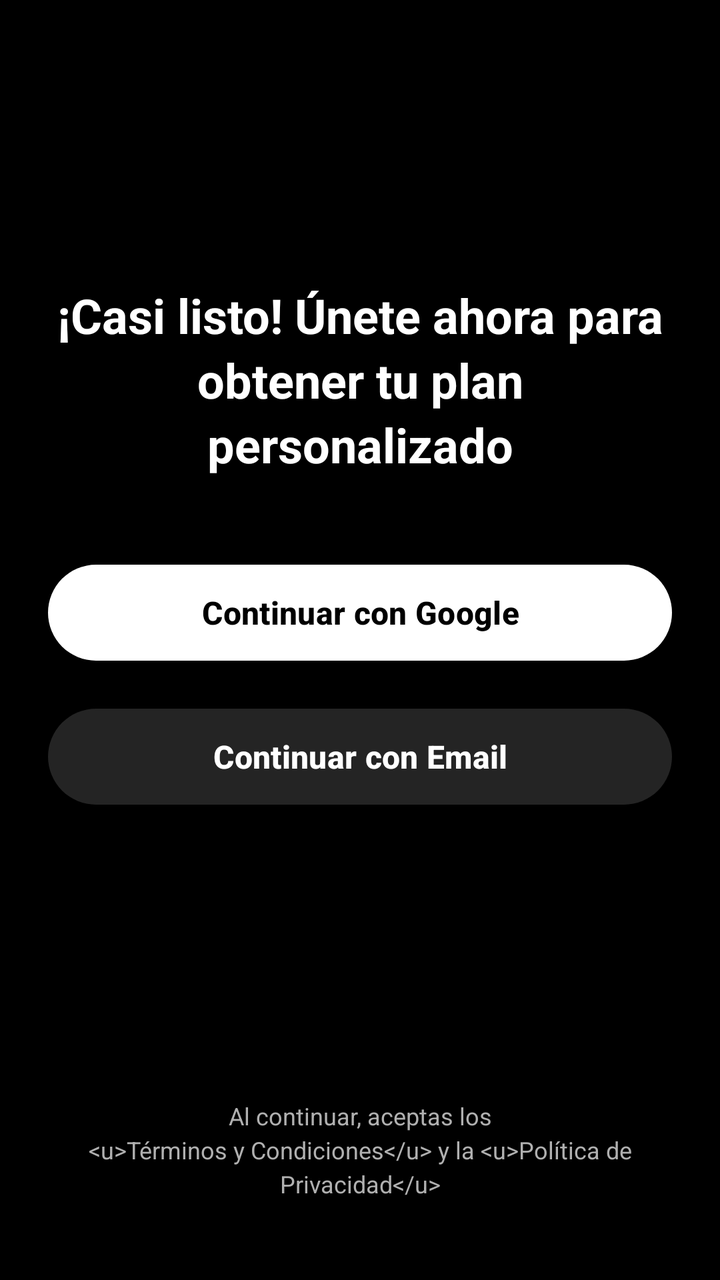
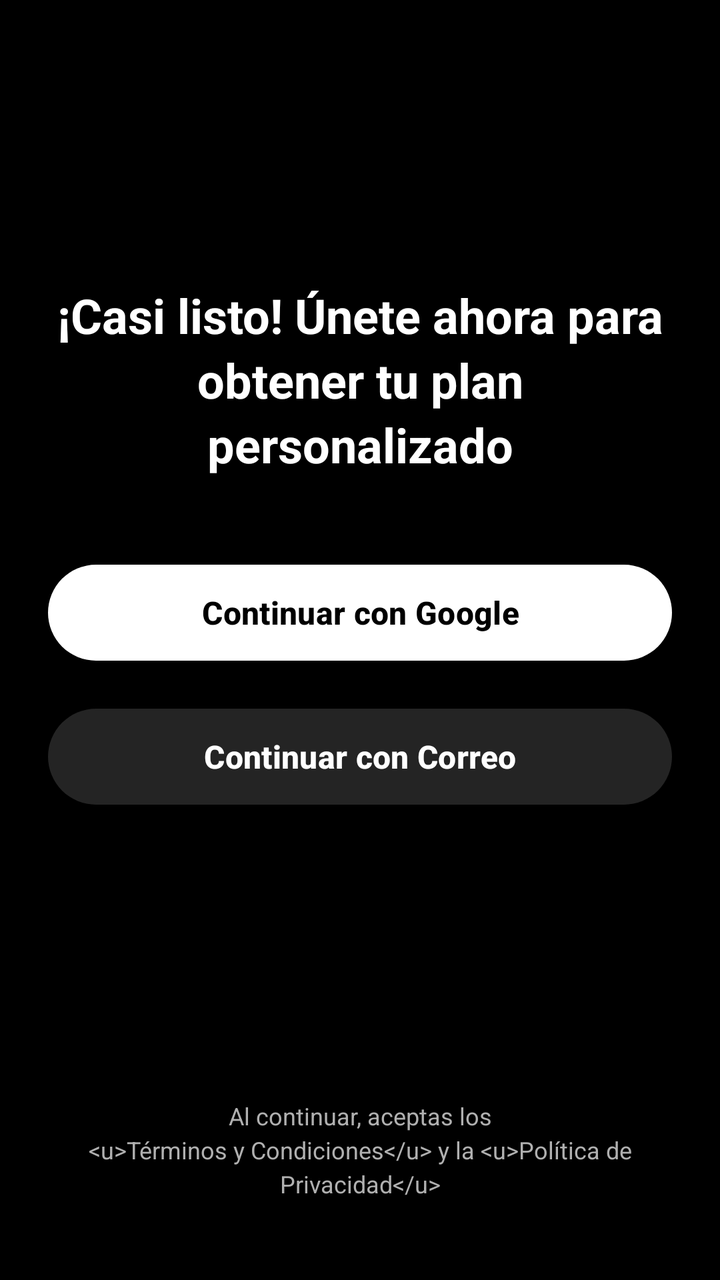

An Android layout rendered at two revisions. The XML below is the earlier revision; the diff shows what the commit changed to produce the second picture.
<!-- AndroidManifest.xml: application theme Theme.NutriMeta -->
<!-- res/layout/activity_registro.xml -->
<?xml version="1.0" encoding="utf-8"?>
<androidx.constraintlayout.widget.ConstraintLayout
    xmlns:android="http://schemas.android.com/apk/res/android"
    xmlns:app="http://schemas.android.com/apk/res-auto"
    android:layout_width="match_parent"
    android:layout_height="match_parent"
    android:background="@color/auth_background"
    android:padding="24dp"
    xmlns:tools="http://schemas.android.com/tools"
    tools:context=".RegistroActivity">

    <LinearLayout
        android:id="@+id/llContenidoCentral"
        android:layout_width="match_parent"
        android:layout_height="wrap_content"
        android:gravity="center_horizontal"
        android:orientation="vertical"
        app:layout_constraintBottom_toTopOf="@id/tvTerminos"
        app:layout_constraintTop_toTopOf="parent"
        app:layout_constraintVertical_bias="0.45">

        <TextView
            android:id="@+id/tvTitulo"
            android:layout_width="match_parent"
            android:layout_height="wrap_content"
            android:layout_marginBottom="40dp"
            android:gravity="center"
            android:lineSpacingExtra="4dp"
            android:text="@string/auth_titulo"
            android:textColor="@color/auth_btn_google_bg"
            android:textSize="24sp"
            android:textStyle="bold" />

        <com.google.android.material.button.MaterialButton
            android:id="@+id/btnGoogle"
            android:layout_width="match_parent"
            android:layout_height="56dp"
            android:layout_marginBottom="16dp"
            android:text="@string/auth_btn_google"
            android:textAllCaps="false"
            android:textColor="@color/auth_btn_google_text"
            android:textSize="16sp"
            android:textStyle="bold"
            app:backgroundTint="@color/auth_btn_google_bg"
            app:cornerRadius="28dp" />

        <com.google.android.material.button.MaterialButton
            android:id="@+id/btnEmail"
            android:layout_width="match_parent"
            android:layout_height="56dp"
            android:text="@string/auth_btn_email"
            android:textAllCaps="false"
            android:textColor="@color/auth_btn_email_text"
            android:textSize="16sp"
            android:textStyle="bold"
            app:backgroundTint="@color/auth_btn_email_bg"
            app:cornerRadius="28dp" />

    </LinearLayout>

    <TextView
        android:id="@+id/tvTerminos"
        android:layout_width="wrap_content"
        android:layout_height="wrap_content"
        android:layout_marginBottom="16dp"
        android:gravity="center"
        android:lineSpacingExtra="3dp"
        android:text="@string/auth_terminos"
        android:textColor="@color/auth_texto_terminos"
        android:textSize="12sp"
        app:layout_constraintBottom_toBottomOf="parent"
        app:layout_constraintEnd_toEndOf="parent"
        app:layout_constraintStart_toStartOf="parent" />

</androidx.constraintlayout.widget.ConstraintLayout>
<!-- resources referenced by this layout -->
<resources>
  <color name="auth_background">#000000</color>
  <color name="auth_btn_email_bg">#242424</color>
  <color name="auth_btn_email_text">#FFFFFF</color>
  <color name="auth_btn_google_bg">#FFFFFF</color>
  <color name="auth_btn_google_text">#000000</color>
  <color name="auth_texto_terminos">#B0B0B0</color>
  <string name="auth_btn_email">Continuar con Email</string>
  <string name="auth_btn_google">Continuar con Google</string>
  <string name="auth_terminos">Al continuar, aceptas los\n&lt;u&gt;Términos y Condiciones&lt;/u&gt; y la &lt;u&gt;Política de Privacidad&lt;/u&gt;</string>
  <string name="auth_titulo">¡Casi listo! Únete ahora para\nobtener tu plan personalizado</string>
  <style name="Theme.NutriMeta" parent="Base.Theme.NutriMeta" />
  <style name="Base.Theme.NutriMeta" parent="Theme.Material3.DayNight.NoActionBar" tools:targetApi="31">
          
          
          <item name="android:windowSplashScreenAnimatedIcon">@drawable/logo_nutrimeta</item>
          <item name="android:windowSplashScreenBackground">@color/colors</item>
      </style>
  <!-- drawable logo_nutrimeta: png bitmap (drawable, 425574 bytes) -->
  <color name="colors">#000000</color>
</resources>

<!-- the commit's change to res/layout/activity_registro.xml (unified diff, before → after) -->
@@ -5,7 +5,7 @@
     android:layout_width="match_parent"
     android:layout_height="match_parent"
     android:background="@color/auth_background"
-    android:padding="24dp"
+    android:padding="@dimen/dp_24"
     xmlns:tools="http://schemas.android.com/tools"
     tools:context=".RegistroActivity">
 
@@ -23,38 +23,38 @@
             android:id="@+id/tvTitulo"
             android:layout_width="match_parent"
             android:layout_height="wrap_content"
-            android:layout_marginBottom="40dp"
+            android:layout_marginBottom="@dimen/dp_40"
             android:gravity="center"
-            android:lineSpacingExtra="4dp"
+            android:lineSpacingExtra="@dimen/dp_4"
             android:text="@string/auth_titulo"
             android:textColor="@color/auth_btn_google_bg"
-            android:textSize="24sp"
+            android:textSize="@dimen/sp_24"
             android:textStyle="bold" />
 
         <com.google.android.material.button.MaterialButton
             android:id="@+id/btnGoogle"
             android:layout_width="match_parent"
-            android:layout_height="56dp"
-            android:layout_marginBottom="16dp"
+            android:layout_height="@dimen/dp_56"
+            android:layout_marginBottom="@dimen/dp_16"
             android:text="@string/auth_btn_google"
             android:textAllCaps="false"
             android:textColor="@color/auth_btn_google_text"
-            android:textSize="16sp"
+            android:textSize="@dimen/sp_16"
             android:textStyle="bold"
             app:backgroundTint="@color/auth_btn_google_bg"
-            app:cornerRadius="28dp" />
+            app:cornerRadius="@dimen/dp_28" />
 
         <com.google.android.material.button.MaterialButton
             android:id="@+id/btnEmail"
             android:layout_width="match_parent"
-            android:layout_height="56dp"
+            android:layout_height="@dimen/dp_56"
             android:text="@string/auth_btn_email"
             android:textAllCaps="false"
             android:textColor="@color/auth_btn_email_text"
-            android:textSize="16sp"
+            android:textSize="@dimen/sp_16"
             android:textStyle="bold"
             app:backgroundTint="@color/auth_btn_email_bg"
-            app:cornerRadius="28dp" />
+            app:cornerRadius="@dimen/dp_28" />
 
     </LinearLayout>
 
@@ -62,12 +62,12 @@
         android:id="@+id/tvTerminos"
         android:layout_width="wrap_content"
         android:layout_height="wrap_content"
-        android:layout_marginBottom="16dp"
+        android:layout_marginBottom="@dimen/dp_16"
         android:gravity="center"
-        android:lineSpacingExtra="3dp"
+        android:lineSpacingExtra="@dimen/dp_3"
         android:text="@string/auth_terminos"
         android:textColor="@color/auth_texto_terminos"
-        android:textSize="12sp"
+        android:textSize="@dimen/sp_12"
         app:layout_constraintBottom_toBottomOf="parent"
         app:layout_constraintEnd_toEndOf="parent"
         app:layout_constraintStart_toStartOf="parent" />
<!-- resource entries referenced after the edit -->
@@ -6,8 +6,18 @@
   <color name="auth_btn_google_bg">#FFFFFF</color>
   <color name="auth_btn_google_text">#000000</color>
   <color name="auth_texto_terminos">#B0B0B0</color>
-  <string name="auth_btn_email">Continuar con Email</string>
-  <string name="auth_btn_google">Continuar con Google</string>
+  <dimen name="dp_16">16dp</dimen>
+  <dimen name="dp_24">24dp</dimen>
+  <dimen name="dp_28">28dp</dimen>
+  <dimen name="dp_3">3dp</dimen>
+  <dimen name="dp_4">4dp</dimen>
+  <dimen name="dp_40">40dp</dimen>
+  <dimen name="dp_56">56dp</dimen>
+  <dimen name="sp_12">12sp</dimen>
+  <dimen name="sp_16">16sp</dimen>
+  <dimen name="sp_24">24sp</dimen>
+  <string name="auth_btn_email">Continuar con Correo</string>
+  <string name="auth_btn_google">@string/btn_continuar_google</string>
   <string name="auth_terminos">Al continuar, aceptas los\n&lt;u&gt;Términos y Condiciones&lt;/u&gt; y la &lt;u&gt;Política de Privacidad&lt;/u&gt;</string>
   <string name="auth_titulo">¡Casi listo! Únete ahora para\nobtener tu plan personalizado</string>
   <style name="Theme.NutriMeta" parent="Base.Theme.NutriMeta" />
